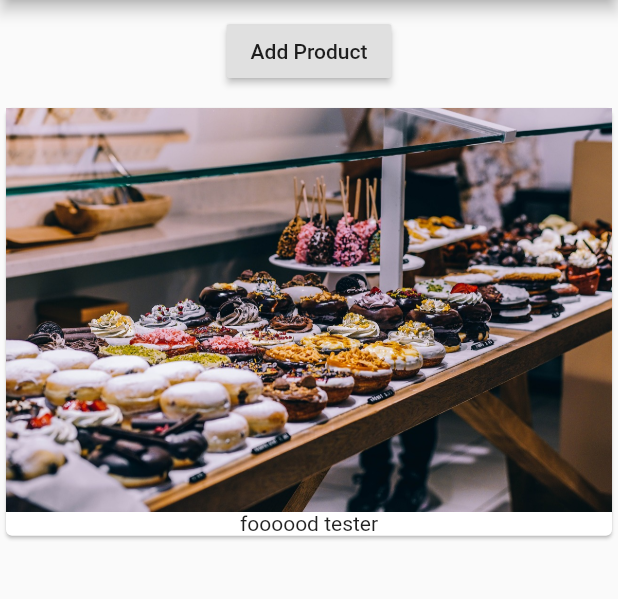
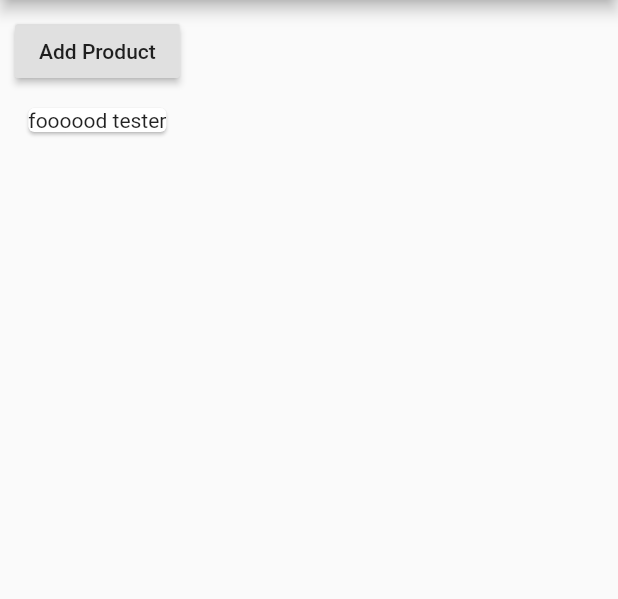
Before and after one commit to Fedrius/learning_flutter, a Flutter app: the screen it shows after launch, on a phone screen of 412 x 824 dp, the part 84-683 px from its top. Run offline on Flutter 3.47's test engine with Material 2 defaults, Android fonts, the phone set to English and light mode, and no system bars.

```diff
--- a/lib/product_manager.dart
+++ b/lib/product_manager.dart
@@ -4,10 +4,13 @@ import './products.dart';
 class ProductManager extends StatefulWidget {
   final String startingProduct;
 
-  ProductManager(this.startingProduct);
+  ProductManager(this.startingProduct) {
+    print('[ProductManager widget] Constructor');
+  }
 
   @override
   State<StatefulWidget> createState() {
+    print('[ProductManager widget] createState()');
     return _ProductManagerState();
   }
 }
@@ -21,12 +24,21 @@ class _ProductManagerState extends State<ProductManager> {
   // string is passed into ProductManager() in the main.dart
   @override
   void initState() {
+    print('[ProductManager State] initState()');
     super.initState();
     _products.add(widget.startingProduct);
   }
 
+  // good for updating state when theres external data changing
+  @override
+  void didUpdateWidget(ProductManager oldWidget) {
+    print('[ProductManager State] didUpdateWidget()');
+    super.didUpdateWidget(oldWidget);
+  }
+
   @override
   Widget build(BuildContext context) {
+    print('[ProductManager State] build()');
     return Column(
       children: [
         Container(
--- a/lib/products.dart
+++ b/lib/products.dart
@@ -6,10 +6,13 @@ class Products extends StatelessWidget {
   final List<String> products;
 
   // a constructor. takes in the products array above
-  Products(this.products);
+  Products(this.products) {
+    print('[Products widget] Constructor');
+  }
 
   @override
   Widget build(BuildContext context) {
+    print('[Products widget] build()');
     return Column(
       children: products
           // using the product array, map func iterates and makes a card for each on and 'to list' lists it out.
@@ -17,7 +20,7 @@ class Products extends StatelessWidget {
             (element) => Card(
                   child: Column(
                     children: <Widget>[
-                      Image.asset('assets/food.jpg'),
+                      // Image.asset('assets/food.jpg'),
                       Text(element)
                     ],
                   ),
```
